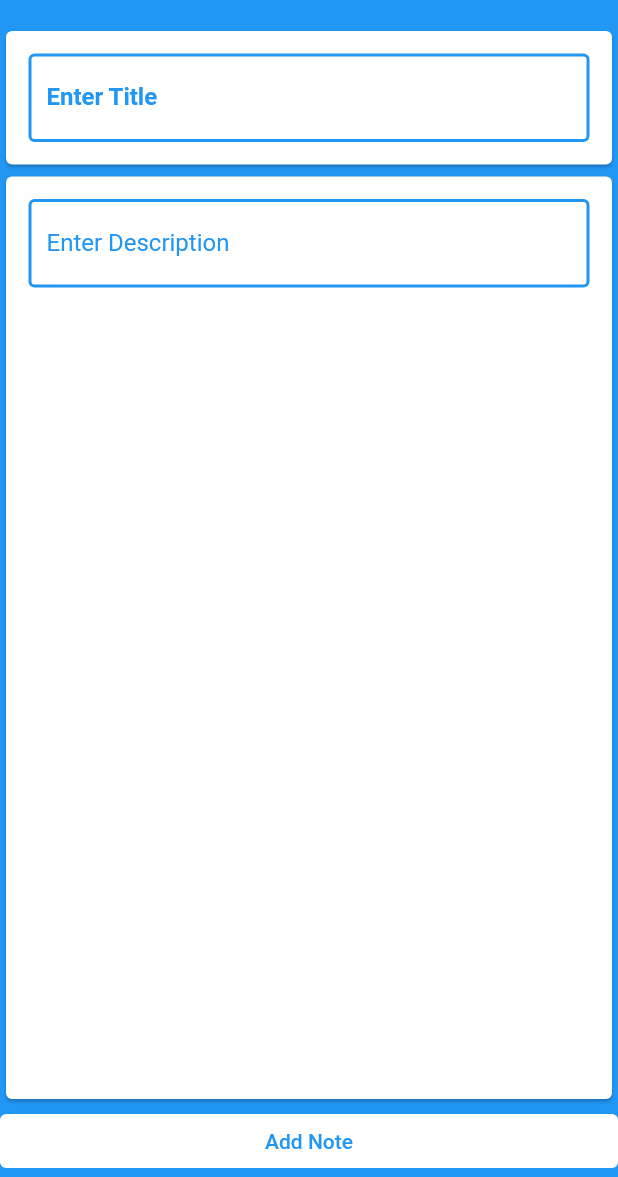
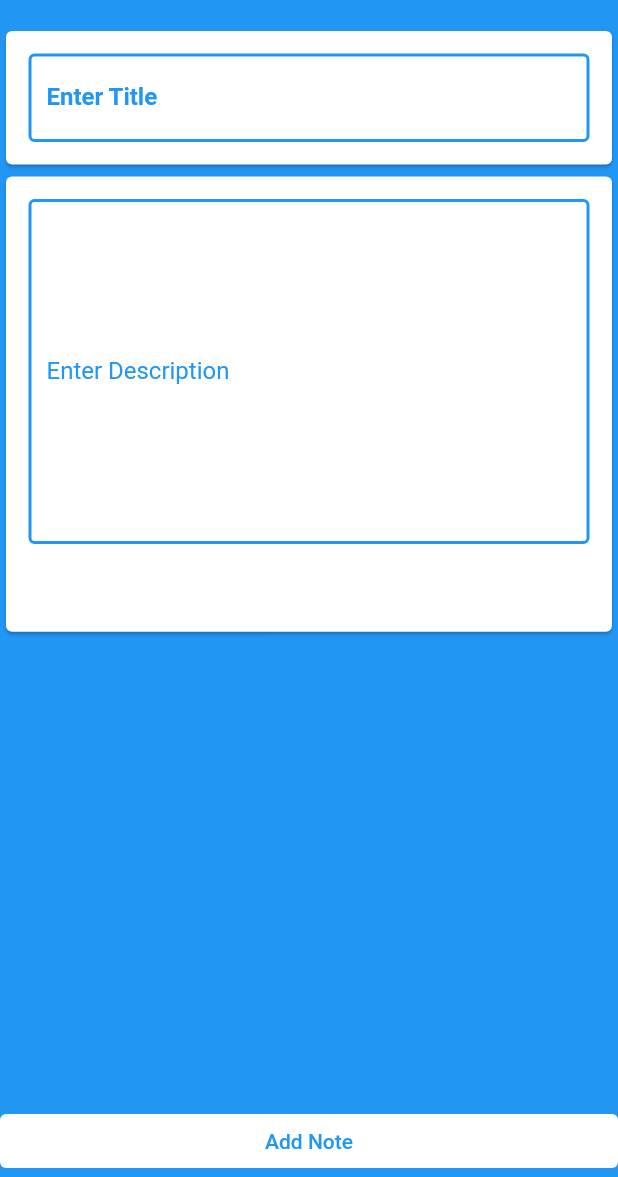
Before and after one commit to 1emre/note_apps, a Flutter app: the AddScreen screen opened by its route, on a phone screen of 412 x 824 dp, the part 59-1236 px from its top. Run offline on Flutter 3.47's test engine with Material 2 defaults, Android fonts, the phone set to English and light mode, and no system bars.

Commit message:
validate TextFormFieds

```diff
--- a/lib/views/add_screen.dart
+++ b/lib/views/add_screen.dart
@@ -13,6 +13,7 @@ class AddScreen extends StatelessWidget {
 
   @override
   Widget build(BuildContext context) {
+    final formKey = GlobalKey<FormState>();
     const String appTittle = 'NotesHelper';
     bool isSave = false;
     final TextEditingController textEditingTitleController =
@@ -35,6 +36,7 @@ class AddScreen extends StatelessWidget {
         title: const Text(appTittle),
       ),
       body: Form(
+        key: formKey,
         child: Column(
           crossAxisAlignment: CrossAxisAlignment.stretch,
           children: [
@@ -45,27 +47,39 @@ class AddScreen extends StatelessWidget {
             ),
             Expanded(
               child: CustomCard(
+                minLines: 10,
                 title: 'Enter Description',
                 controller: textEditingDecController,
               ),
             ),
+            const Spacer(),
             TextButton(
               style: ButtonStyle(
                   backgroundColor: MaterialStateProperty.all(Colors.white)),
               onPressed: isSave
                   ? () {
+                      if (formKey.currentState!.validate()) {
                         context.read<NotesOperations>().saveNote(
                             textEditingTitleController.text,
                             textEditingDecController.text,
                             id: args);
                         Navigator.pop(context);
                         isSave = false;
+                        ScaffoldMessenger.of(context).showSnackBar(
+                          const SnackBar(content: Text('Processing Data')),
+                        );
+                      }
                     }
                   : () {
+                      if (formKey.currentState!.validate()) {
                         context.read<NotesOperations>().addNewNote(
                             textEditingTitleController.text,
                             textEditingDecController.text);
                         Navigator.pop(context);
+                        ScaffoldMessenger.of(context).showSnackBar(
+                          const SnackBar(content: Text('Processing Data')),
+                        );
+                      }
                     },
               child: isSave ? const Text('Save') : const Text('Add Note'),
             ),
@@ -77,6 +91,7 @@ class AddScreen extends StatelessWidget {
 }
 
 class CustomCard extends StatelessWidget {
+  final int? minLines;
   final String title;
   final FontWeight? fontWeight;
   final TextEditingController controller;
@@ -85,6 +100,7 @@ class CustomCard extends StatelessWidget {
     required this.title,
     this.fontWeight,
     required this.controller,
+    this.minLines,
   }) : super(key: key);
 
   @override
@@ -93,7 +109,16 @@ class CustomCard extends StatelessWidget {
       child: Padding(
         padding: const PagePadding.all(),
         child: TextFormField(
+          minLines: minLines,
+          maxLines: null, // allow user to enter 5 line in textfield
+          keyboardType: TextInputType.multiline,
           controller: controller,
+          validator: (value) {
+            if (value == null || value.isEmpty) {
+              return 'Please enter some text';
+            }
+            return null;
+          },
           onChanged: (value) {
             controller.text = value;
             controller.selection = TextSelection.fromPosition(
```
Lines whose indentation alone changed are shown as unchanged.
